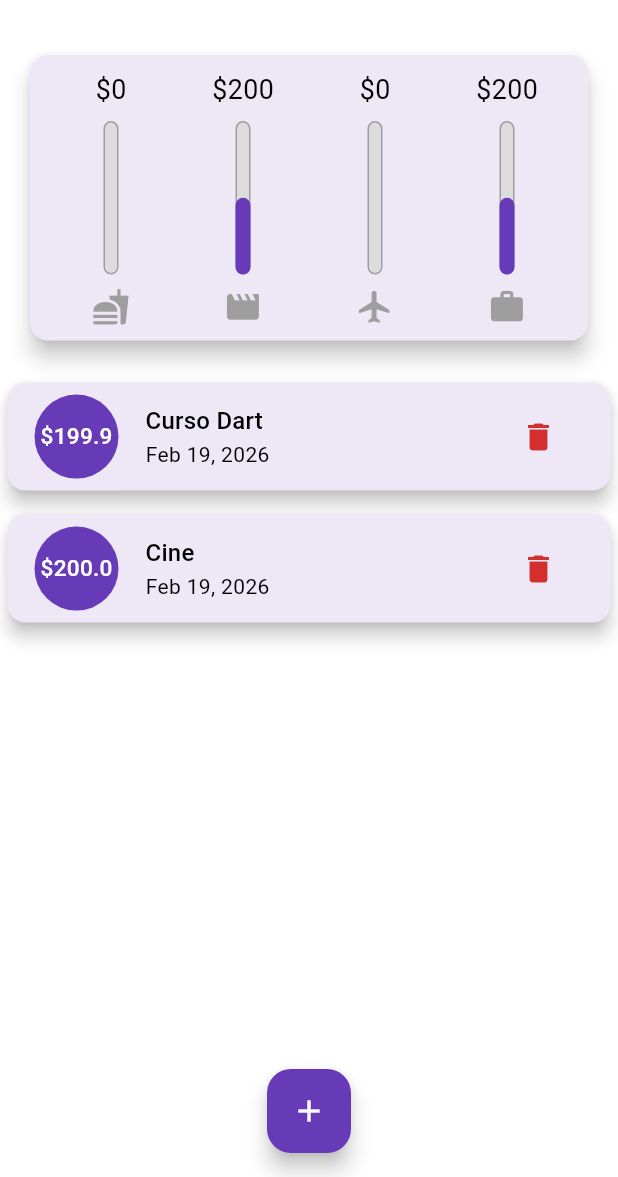
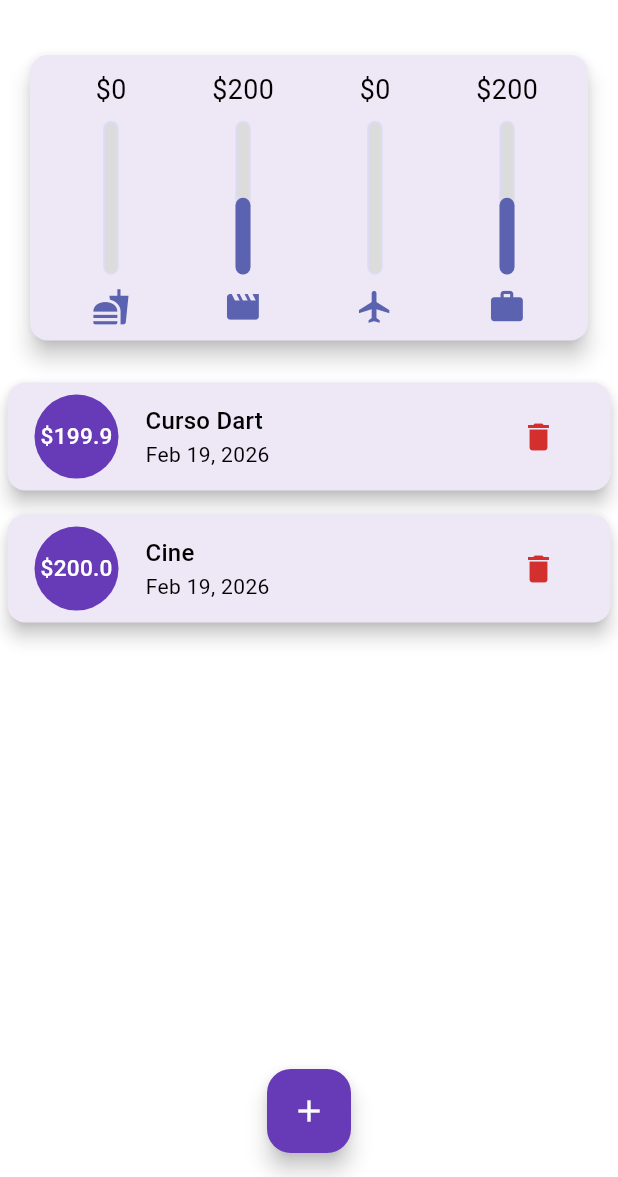
Before and after one commit to JhonzlyckCoding/PM_Proyecto_Final, a Flutter app: the screen it shows after launch, on a phone screen of 412 x 824 dp, the part 59-1236 px from its top. Run offline on Flutter 3.47's test engine with Material 3 defaults, Android fonts, the phone set to English and light mode, and no system bars; Roboto replaces fonts that are missing (OpenSans, Quicksand).

Commit message:
colorsitos

```diff
--- a/lib/main.dart
+++ b/lib/main.dart
@@ -100,12 +100,13 @@ class _MyHomePageState extends State<MyHomePage> {
         children: [
           Row(
             children: [
-              Icon(Icons.bar_chart, color: Theme.of(context).primaryColor),
+              Icon(Icons.bar_chart, color: Colors.white),
               const SizedBox(width: 10),
               Text(
                 'Mostrar Grafica de Gastos',
                 style: Theme.of(context).textTheme.titleMedium?.copyWith(
                       fontWeight: FontWeight.bold,
+                      color: Colors.white,
                     ),
               ),
             ],
--- a/lib/widgets/chart.dart
+++ b/lib/widgets/chart.dart
@@ -127,17 +127,17 @@ class ChartBar extends StatelessWidget{
             children: <Widget>[
               Container(
                 decoration: BoxDecoration(
-                  border: Border.all(color:Colors.grey,width:1.0),
+                  border: Border.all(color:Color.fromARGB(220, 220, 220, 255),width:1.0),
                   color: Color.fromRGBO(220,220,220,1),
-                  borderRadius: BorderRadius.circular(10),
+                  borderRadius: BorderRadius.circular(5),
                 ),
               ),
               FractionallySizedBox(
                 heightFactor: porcentajeGastoTotal,
                 child: Container(
                   decoration: BoxDecoration(
-                    color: Colors.deepPurple,
-                    borderRadius: BorderRadius.circular(10),
+                    color: const Color.fromARGB(255, 91, 98, 175),
+                    borderRadius: BorderRadius.circular(5),
                   ),
                 ),
               )
@@ -147,7 +147,7 @@ class ChartBar extends StatelessWidget{
         SizedBox(height: restriccion.maxHeight*0.05,),
         Container(
           height: restriccion.maxHeight*0.15,
-          child: FittedBox(child: Icon(obtenerIcon(etiqueta), color:Colors.grey)),
+          child: FittedBox(child: Icon(obtenerIcon(etiqueta), color:Color.fromARGB(255, 91, 98, 175))),
         ),
       ],
       );
```
